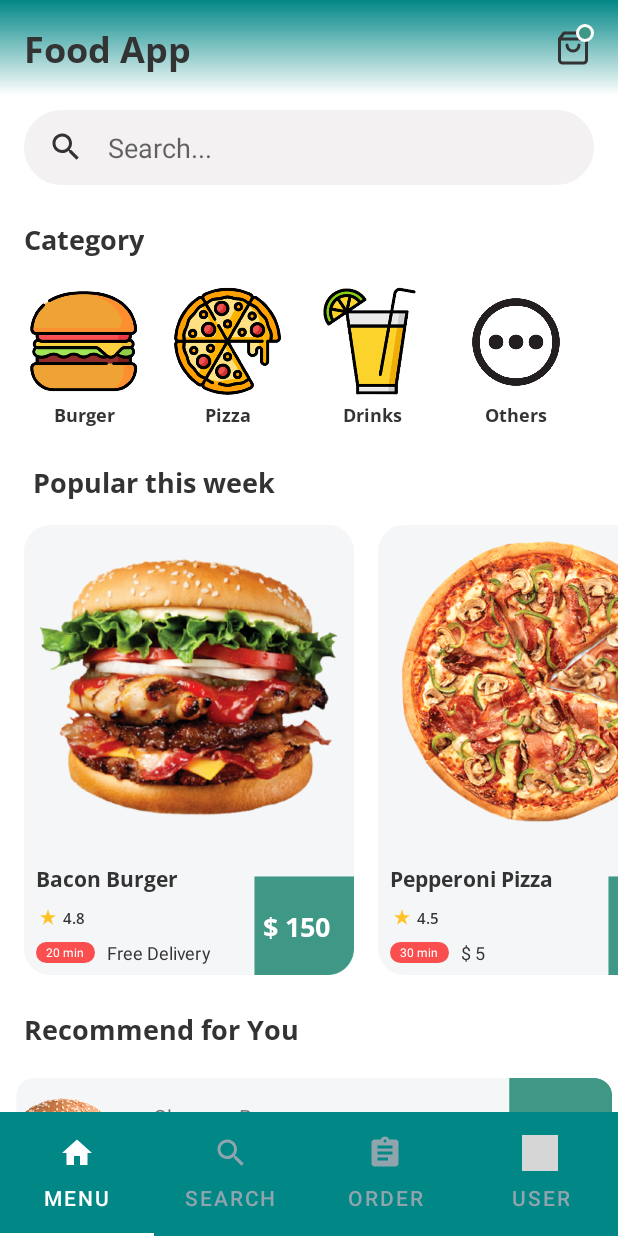
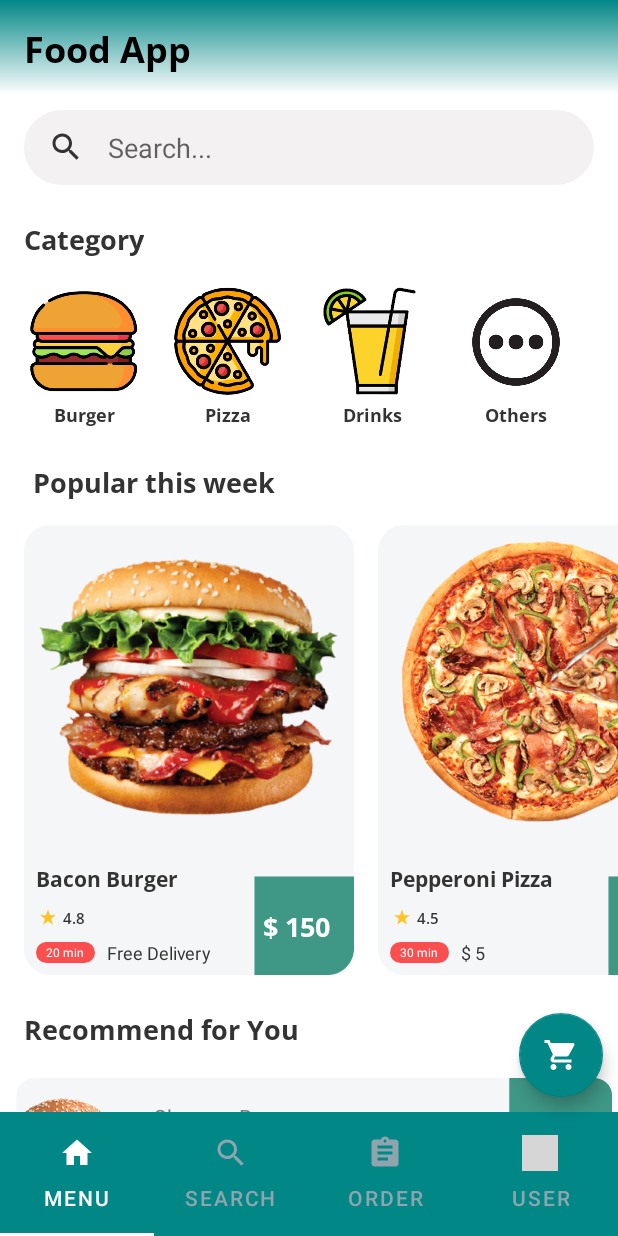
Before and after one commit to NativeGameStudio/Android-Food-Ordering-App, an Android app: the screen it shows after launch (MainActivity), on a phone screen of 412 x 824 dp. Run offline under Robolectric (Android 15) with nearby library versions, the phone set to English and light mode, and no system bars; grey boxes are pictures that could not be loaded.

Commit message:
Create cart

```diff
--- a/app/src/main/java/com/example/ratingapp/MainActivity.java
+++ b/app/src/main/java/com/example/ratingapp/MainActivity.java
@@ -1,8 +1,11 @@
 package com.example.ratingapp;
 
 import android.content.Context;
+import android.content.Intent;
 import android.graphics.PorterDuff;
 import android.os.Bundle;
+import android.view.View;
+import android.widget.LinearLayout;
 
 import androidx.annotation.NonNull;
 import androidx.annotation.Nullable;
@@ -11,6 +14,8 @@ import androidx.fragment.app.Fragment;
 import androidx.fragment.app.FragmentManager;
 import androidx.fragment.app.FragmentPagerAdapter;
 import androidx.viewpager.widget.ViewPager;
+
+import com.google.android.material.floatingactionbutton.FloatingActionButton;
 import com.google.android.material.tabs.TabLayout;
 import java.util.ArrayList;
 
@@ -21,6 +26,19 @@ public class MainActivity extends AppCompatActivity {
         super.onCreate(savedInstanceState);
         setContentView(R.layout.activity_main);
 
+        // Initializing cart button
+        FloatingActionButton floatingActionButton = findViewById(R.id.btn_cart);
+        floatingActionButton.setOnClickListener(new View.OnClickListener() {
+            @Override
+            public void onClick(View v) {
+                startActivity(new Intent(MainActivity.this, CartActivity.class));
+            }
+        });
+
+        this.initView();
+    }
+
+    private void initView(){
         SectionsPagerAdapter sectionsPagerAdapter = new SectionsPagerAdapter(this, getSupportFragmentManager());
 
         // Initializing page
@@ -59,7 +77,7 @@ public class MainActivity extends AppCompatActivity {
         });
     }
 
-    private class SectionsPagerAdapter extends FragmentPagerAdapter {
+    private static class SectionsPagerAdapter extends FragmentPagerAdapter {
 
         private final Context context;
         private final ArrayList<Fragment>fragments;
--- a/app/src/main/res/drawable/ic_cart.xml
+++ b/app/src/main/res/drawable/ic_cart.xml
@@ -1,32 +1,5 @@
-<vector xmlns:android="http://schemas.android.com/apk/res/android"
-    android:width="26dp"
-    android:height="28dp"
-    android:viewportWidth="26"
-    android:viewportHeight="28">
-  <path
-      android:pathData="M6,6L3,10V24C3,24.5304 3.2107,25.0391 3.5858,25.4142C3.9609,25.7893 4.4696,26 5,26H19C19.5304,26 20.0391,25.7893 20.4142,25.4142C20.7893,25.0391 21,24.5304 21,24V10L18,6H6Z"
-      android:strokeLineJoin="round"
-      android:strokeWidth="2"
-      android:fillColor="#00000000"
-      android:strokeColor="#333333"
-      android:strokeLineCap="round"/>
-  <path
-      android:pathData="M3,10H21"
-      android:strokeLineJoin="round"
-      android:strokeWidth="2"
-      android:fillColor="#00000000"
-      android:strokeColor="#333333"
-      android:strokeLineCap="round"/>
-  <path
-      android:pathData="M16,14C16,15.0609 15.5786,16.0783 14.8284,16.8284C14.0783,17.5786 13.0609,18 12,18C10.9391,18 9.9217,17.5786 9.1716,16.8284C8.4214,16.0783 8,15.0609 8,14"
-      android:strokeLineJoin="round"
-      android:strokeWidth="2"
-      android:fillColor="#00000000"
-      android:strokeColor="#333333"
-      android:strokeLineCap="round"/>
-  <path
-      android:pathData="M20,6m-5,0a5,5 0,1 1,10 0a5,5 0,1 1,-10 0"
-      android:strokeWidth="2"
-      android:fillColor="#3F9785"
-      android:strokeColor="#ffffff"/>
+<vector android:height="24dp" android:tint="#FDFCFC"
+    android:viewportHeight="24" android:viewportWidth="24"
+    android:width="24dp" xmlns:android="http://schemas.android.com/apk/res/android">
+    <path android:fillColor="@android:color/white" android:pathData="M7,18c-1.1,0 -1.99,0.9 -1.99,2S5.9,22 7,22s2,-0.9 2,-2 -0.9,-2 -2,-2zM1,2v2h2l3.6,7.59 -1.35,2.45c-0.16,0.28 -0.25,0.61 -0.25,0.96 0,1.1 0.9,2 2,2h12v-2L7.42,15c-0.14,0 -0.25,-0.11 -0.25,-0.25l0.03,-0.12 0.9,-1.63h7.45c0.75,0 1.41,-0.41 1.75,-1.03l3.58,-6.49c0.08,-0.14 0.12,-0.31 0.12,-0.48 0,-0.55 -0.45,-1 -1,-1L5.21,4l-0.94,-2L1,2zM17,18c-1.1,0 -1.99,0.9 -1.99,2s0.89,2 1.99,2 2,-0.9 2,-2 -0.9,-2 -2,-2z"/>
 </vector>
--- a/app/src/main/res/layout/activity_main.xml
+++ b/app/src/main/res/layout/activity_main.xml
@@ -7,6 +7,19 @@
     android:layout_height="match_parent"
     tools:context=".MainActivity">
 
+    <com.google.android.material.floatingactionbutton.FloatingActionButton
+        android:id="@+id/btn_cart"
+        android:layout_width="wrap_content"
+        android:layout_height="wrap_content"
+        android:elevation="500dp"
+        android:src="@drawable/ic_cart"
+        app:backgroundTint="@color/teal_700"
+        app:tint="@color/white"
+        android:layout_marginEnd="10dp"
+        android:layout_marginBottom="10dp"
+        app:layout_constraintEnd_toEndOf="parent"
+        app:layout_constraintBottom_toTopOf="@id/guideline2" />
+
     <androidx.viewpager.widget.ViewPager
         android:id="@+id/view_pager"
         android:layout_width="0dp"
@@ -15,7 +28,22 @@
         app:layout_constraintEnd_toEndOf="parent"
         app:layout_constraintTop_toTopOf="parent"
         app:layout_constraintBottom_toTopOf="@id/guideline2"
-        app:layout_behavior="@string/appbar_scrolling_view_behavior" />
+        app:layout_behavior="@string/appbar_scrolling_view_behavior" >
+
+        <com.google.android.material.floatingactionbutton.FloatingActionButton
+            android:id="@+id/floatingActionButton"
+            android:layout_width="wrap_content"
+            android:layout_height="wrap_content"
+            android:clickable="true"
+            app:srcCompat="@drawable/ic_cart" />
+
+        <com.google.android.material.floatingactionbutton.FloatingActionButton
+            android:id="@+id/floatingActionButton2"
+            android:layout_width="wrap_content"
+            android:layout_height="wrap_content"
+            android:clickable="true"
+            app:srcCompat="@drawable/ic_cart" />
+    </androidx.viewpager.widget.ViewPager>
 
     <com.google.android.material.tabs.TabLayout
         android:id="@+id/tabs"
--- a/app/src/main/res/layout/fragment_home.xml
+++ b/app/src/main/res/layout/fragment_home.xml
@@ -29,20 +29,10 @@
             android:layout_marginTop="16dp"
             android:fontFamily="@font/open_sans_bold"
             android:text="Food App"
-            android:textColor="#333333"
+            android:textColor="@color/black"
             android:textSize="24sp"
             app:layout_constraintStart_toStartOf="parent"
             app:layout_constraintTop_toTopOf="parent" />
-
-        <ImageView
-            android:id="@+id/imageView"
-            android:layout_width="wrap_content"
-            android:layout_height="wrap_content"
-            android:layout_marginTop="16dp"
-            android:layout_marginEnd="16dp"
-            app:layout_constraintEnd_toEndOf="parent"
-            app:layout_constraintTop_toTopOf="parent"
-            app:srcCompat="@drawable/ic_cart" />
 
         <EditText
             android:id="@+id/editText"
```
Also changed, not shown: app/src/main/AndroidManifest.xml (+6 -4 lines), app/src/main/java/com/example/ratingapp/CartActivity.java (added, +14 -0 lines), app/src/main/res/layout/activity_cart.xml (added, +163 -0 lines), app/src/main/res/layout/activity_food.xml (+9 -20 lines), app/src/main/res/drawable/button_bg.xml (renamed from app/src/main/res/drawable/add_to_cart_bg.xml).
